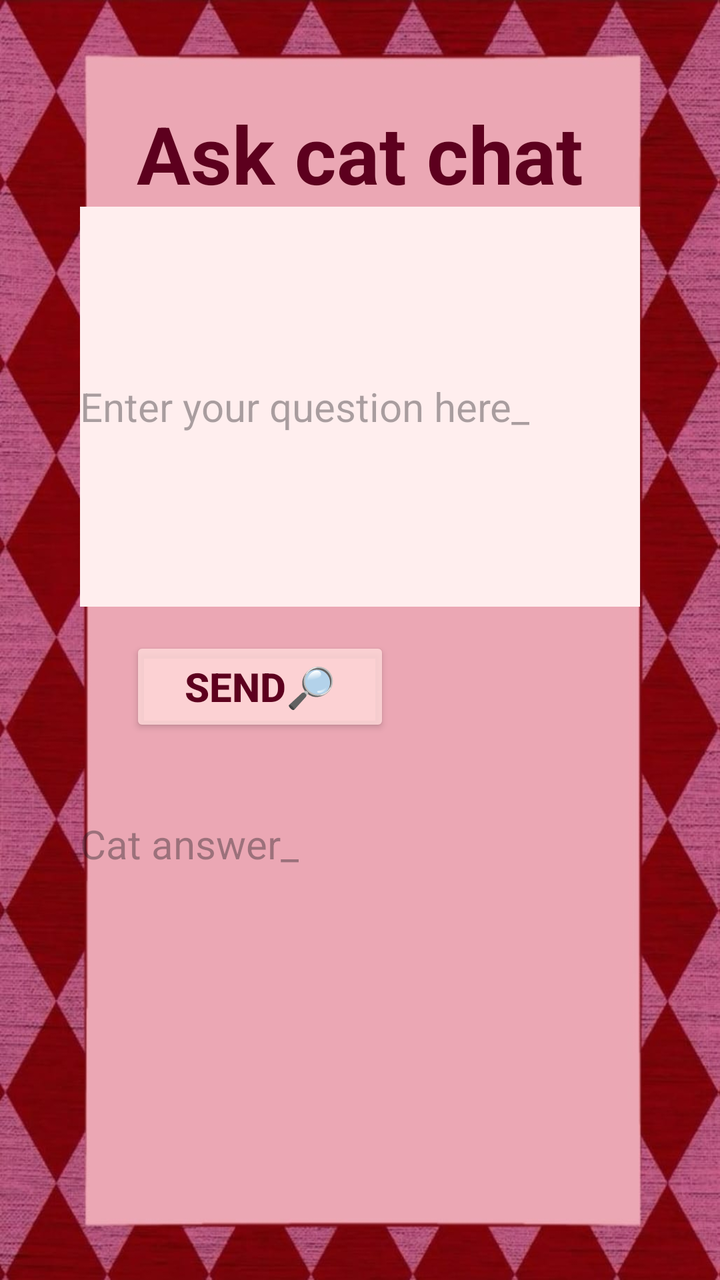
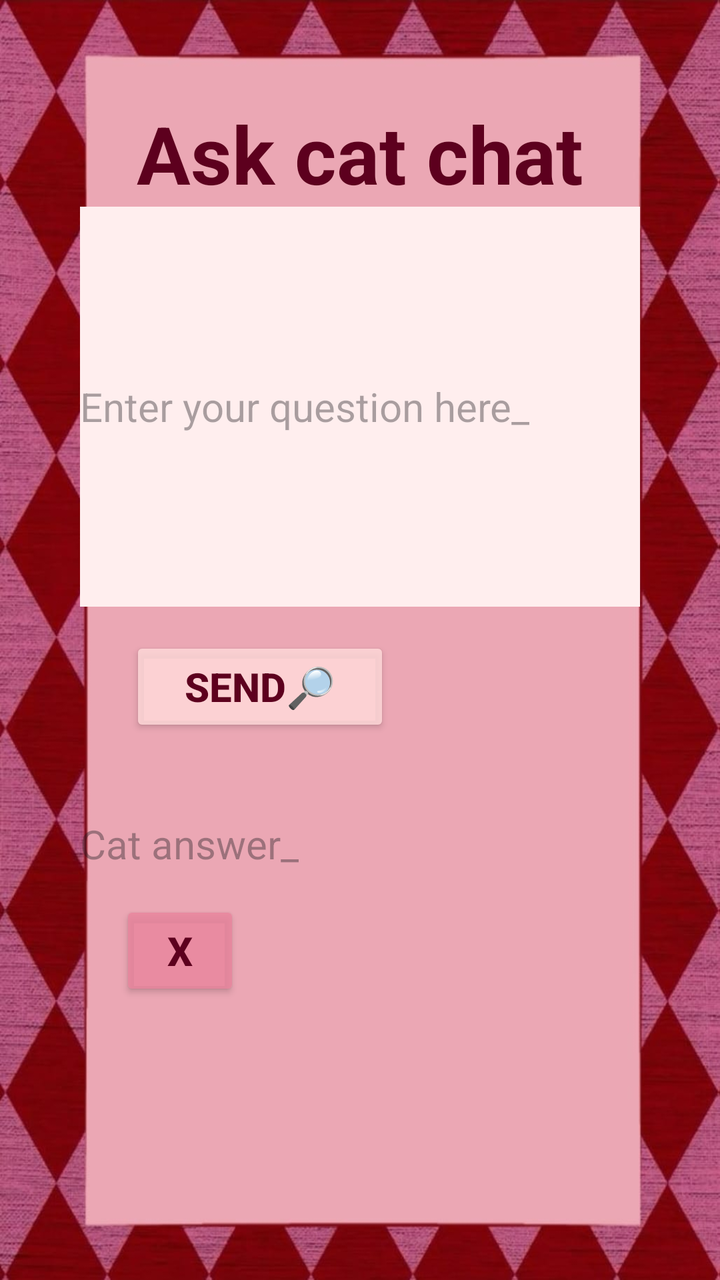

Before-and-after screenshots of an Android layout around one commit, followed by the original layout XML and the change that was made.
<!-- AndroidManifest.xml: application theme Theme.RatATatCat -->
<!-- res/layout/activity_instructions_aiactivity.xml -->
<?xml version="1.0" encoding="utf-8"?>
<LinearLayout xmlns:android="http://schemas.android.com/apk/res/android"
    xmlns:app="http://schemas.android.com/apk/res-auto"
    xmlns:tools="http://schemas.android.com/tools"
    android:id="@+id/main"
    android:layout_width="match_parent"
    android:layout_height="match_parent"
    tools:context=".InstructionsAIActivity"
    android:orientation="vertical"
    android:background="@drawable/background2">

    <TextView
        android:layout_width="match_parent"
        android:layout_height="wrap_content"
        android:text="Ask cat chat"
        android:textSize="40dp"
        android:textColor="#5D001E"
        android:gravity="center"
        android:layout_marginTop="50dp"
        android:id="@+id/tvInstructionsAITitle"
        android:textStyle="bold"></TextView>

    <EditText
        android:layout_width="280dp"
        android:layout_height="200dp"
        android:layout_gravity="center"
        android:textSize="20dp"
        android:background="#FFEEEE"
        android:hint="Enter your question here_"
        android:id="@+id/etQuestion"></EditText>

    <Button
        android:layout_width="130dp"
        android:layout_height="50dp"
        android:text="Send🔎"
        android:textStyle="bold"
        android:textSize="20dp"
        android:backgroundTint="#D6FFD9D9"
        android:textColor="#5D001E"
        android:id="@+id/btnSend"
        android:layout_marginLeft="65dp"
        android:layout_marginTop="15dp"></Button>

    <TextView
        android:layout_width="280dp"
        android:layout_height="wrap_content"
        android:hint="Cat answer_"
        android:textSize="20dp"
        android:layout_gravity="center"
        android:layout_marginTop="40dp"
        android:id="@+id/tvAnswer"></TextView>

</LinearLayout>
<!-- resources referenced by this layout -->
<resources>
  <!-- drawable background2: png bitmap (drawable, 868006 bytes) -->
  <style name="Theme.RatATatCat" parent="Base.Theme.RatATatCat" />
  <style name="Base.Theme.RatATatCat" parent="Theme.Material3.DayNight.NoActionBar">
          
          
      </style>
</resources>

<!-- the commit's change to res/layout/activity_instructions_aiactivity.xml (unified diff, before → after) -->
@@ -50,4 +50,16 @@
         android:layout_marginTop="40dp"
         android:id="@+id/tvAnswer"></TextView>
 
+    <Button
+        android:layout_width="60dp"
+        android:layout_height="50dp"
+        android:text="X"
+        android:textStyle="bold"
+        android:textSize="20dp"
+        android:backgroundTint="#D6E9869E"
+        android:textColor="#5D001E"
+        android:id="@+id/btnX"
+        android:layout_marginLeft="60dp"
+        android:layout_marginTop="15dp"></Button>
+
 </LinearLayout>
